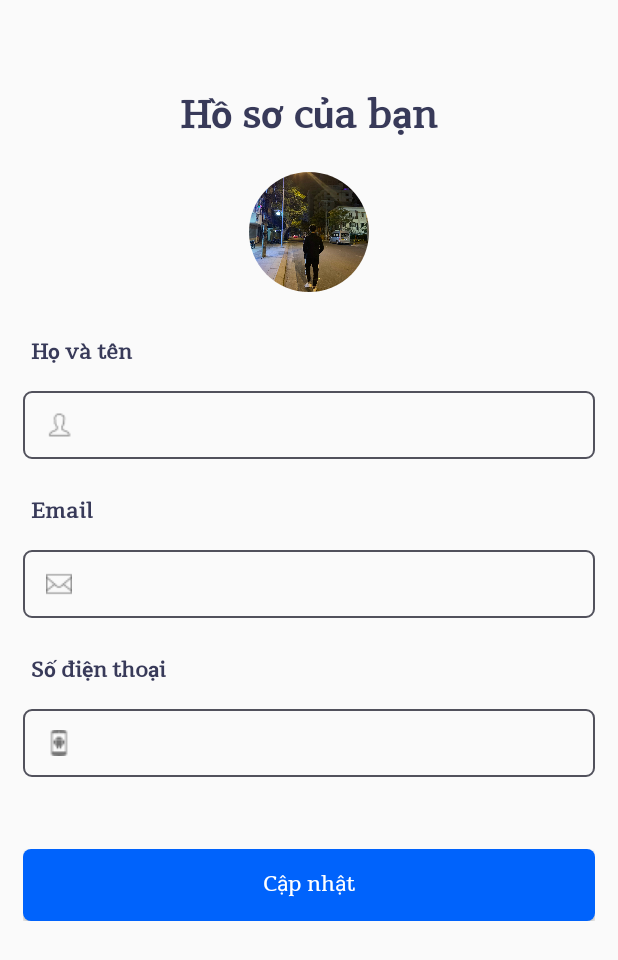
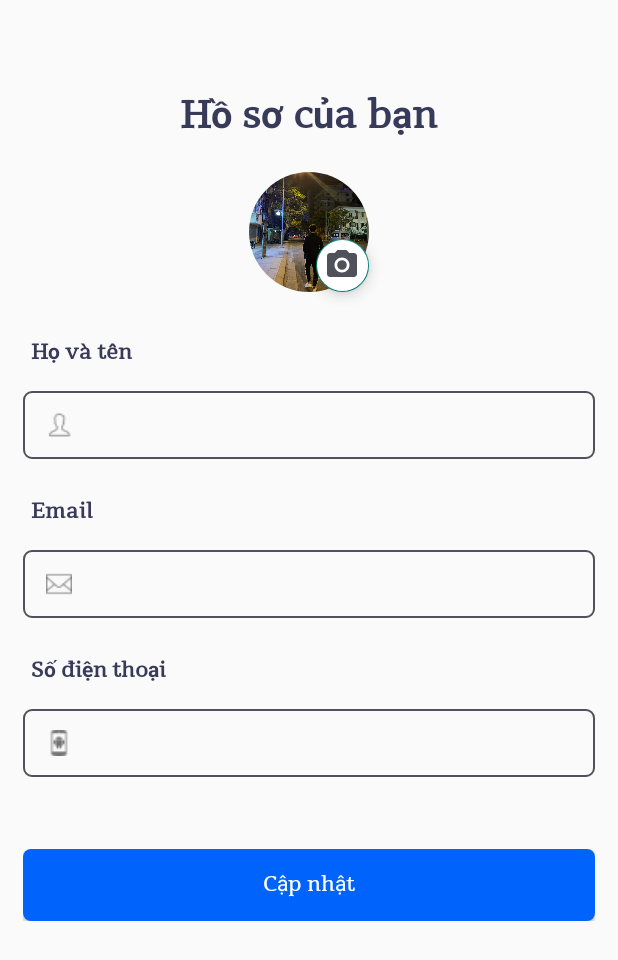
Before and after one commit to huykhaduy/LightChat, an Android app: the fragment ProfileFragment shown on its own in the app's theme, on a phone screen of 412 x 824 dp. Shown: the top 960 px of the screen. Run offline under Robolectric (Android 15) with nearby library versions, the phone set to English and light mode, and no system bars; our stand-ins replace CircleImageView; libraries missing offline, so code that uses them is left out: com.github.dhaval2404.imagepicker.

Commit message:
intent camera ava ProfileFragment

```diff
--- a/app/build.gradle
+++ b/app/build.gradle
@@ -79,4 +79,7 @@ dependencies {
     //Use stringUtil
     implementation  'org.apache.commons:commons-lang3:3.12.0'
 
+    //Use floatingactionbutton
+    implementation 'com.github.dhaval2404:imagepicker:2.1'
+
 }
--- a/app/src/main/java/com/chat/lightchat/views/ProfileFragment.java
+++ b/app/src/main/java/com/chat/lightchat/views/ProfileFragment.java
@@ -1,7 +1,10 @@
 package com.chat.lightchat.views;
 
+import android.content.Intent;
+import android.net.Uri;
 import android.os.Bundle;
 
+import androidx.annotation.Nullable;
 import androidx.fragment.app.Fragment;
 
 import android.view.LayoutInflater;
@@ -10,10 +13,16 @@ import android.view.ViewGroup;
 
 import com.chat.lightchat.R;
 import com.chat.lightchat.databinding.FragmentProfileBinding;
+import com.github.dhaval2404.imagepicker.ImagePicker;
+import com.google.android.material.floatingactionbutton.FloatingActionButton;
+
+import de.hdodenhof.circleimageview.CircleImageView;
 
 
 public class ProfileFragment extends Fragment {
 
+    CircleImageView imgAva;
+    FloatingActionButton floatingactionbutton;
 
 
     public ProfileFragment() {
@@ -25,8 +34,35 @@ public class ProfileFragment extends Fragment {
     public View onCreateView(LayoutInflater inflater, ViewGroup container,
                              Bundle savedInstanceState) {
         // Inflate the layout for this fragment
-        FragmentProfileBinding binding = FragmentProfileBinding.inflate(inflater, container, false);
+//        FragmentProfileBinding binding = FragmentProfileBinding.inflate(inflater, container, false);
+        View view = inflater.inflate(R.layout.fragment_profile, container, false);
 
-        return binding.getRoot();
+
+        floatingactionbutton = view.findViewById(R.id.floatingActionButton);
+        imgAva = view.findViewById(R.id.imgProject);
+
+            floatingactionbutton.setOnClickListener(new View.OnClickListener() {
+            @Override
+            public void onClick(View v) {
+                ImagePicker.with(ProfileFragment.this)
+                        .crop()	    			//Crop image(Optional), Check Customization for more option
+                        .compress(1024)			//Final image size will be less than 1 MB(Optional)
+                        .maxResultSize(1080, 1080)	//Final image resolution will be less than 1080 x 1080(Optional)
+                        .start();
+            }
+        });
+
+
+
+        return view;
+    }
+
+
+    @Override
+    public void onActivityResult(int requestCode, int resultCode, @Nullable Intent data) {
+        super.onActivityResult(requestCode, resultCode, data);
+        Uri uri = data.getData();
+        imgAva.setImageURI(uri);
+
     }
 }
--- /dev/null
+++ b/app/src/main/res/drawable/camera.xml
@@ -0,0 +1,6 @@
+<vector android:height="14dp" android:tint="#51515C"
+    android:viewportHeight="24" android:viewportWidth="24"
+    android:width="14dp" xmlns:android="http://schemas.android.com/apk/res/android">
+    <path android:fillColor="@android:color/white" android:pathData="M12,12m-3.2,0a3.2,3.2 0,1 1,6.4 0a3.2,3.2 0,1 1,-6.4 0"/>
+    <path android:fillColor="@android:color/white" android:pathData="M9,2L7.17,4L4,4c-1.1,0 -2,0.9 -2,2v12c0,1.1 0.9,2 2,2h16c1.1,0 2,-0.9 2,-2L22,6c0,-1.1 -0.9,-2 -2,-2h-3.17L15,2L9,2zM12,17c-2.76,0 -5,-2.24 -5,-5s2.24,-5 5,-5 5,2.24 5,5 -2.24,5 -5,5z"/>
+</vector>
--- /dev/null
+++ b/app/src/main/res/drawable/camera2.xml
@@ -0,0 +1,6 @@
+<vector android:height="5dp" android:tint="#51515C"
+    android:viewportHeight="24" android:viewportWidth="24"
+    android:width="5dp" xmlns:android="http://schemas.android.com/apk/res/android">
+    <path android:fillColor="@android:color/white" android:pathData="M12,12m-3.2,0a3.2,3.2 0,1 1,6.4 0a3.2,3.2 0,1 1,-6.4 0"/>
+    <path android:fillColor="@android:color/white" android:pathData="M9,2L7.17,4L4,4c-1.1,0 -2,0.9 -2,2v12c0,1.1 0.9,2 2,2h16c1.1,0 2,-0.9 2,-2L22,6c0,-1.1 -0.9,-2 -2,-2h-3.17L15,2L9,2zM12,17c-2.76,0 -5,-2.24 -5,-5s2.24,-5 5,-5 5,2.24 5,5 -2.24,5 -5,5z"/>
+</vector>
--- a/app/src/main/res/layout/fragment_profile.xml
+++ b/app/src/main/res/layout/fragment_profile.xml
@@ -39,7 +39,20 @@
             android:src="@drawable/testava"
             app:riv_corner_radius="16dp"
             />
+
     </FrameLayout>
+
+    <com.google.android.material.floatingactionbutton.FloatingActionButton
+        android:id="@+id/floatingActionButton"
+        android:layout_width="wrap_content"
+        android:layout_height="wrap_content"
+        app:fabCustomSize="35dp"
+        android:clickable="true"
+        android:src="@drawable/camera2"
+        android:focusable="true"
+        android:backgroundTint="@color/white"
+        app:layout_constraintBottom_toBottomOf="@+id/framelayoutImage"
+        app:layout_constraintEnd_toEndOf="@+id/framelayoutImage" />
 
     <TextView
         android:id="@+id/textViewName"
@@ -189,4 +202,6 @@
 
     </FrameLayout>
 
+
+
 </androidx.constraintlayout.widget.ConstraintLayout>
--- a/build.gradle
+++ b/build.gradle
@@ -25,6 +25,8 @@ allprojects {
         // Make sure that you have the following two repositories
         google()  // Google's Maven repository
         mavenCentral()  // Maven Central repository
+        maven { url "https://jitpack.io" }
+
 
     }
 }
```
